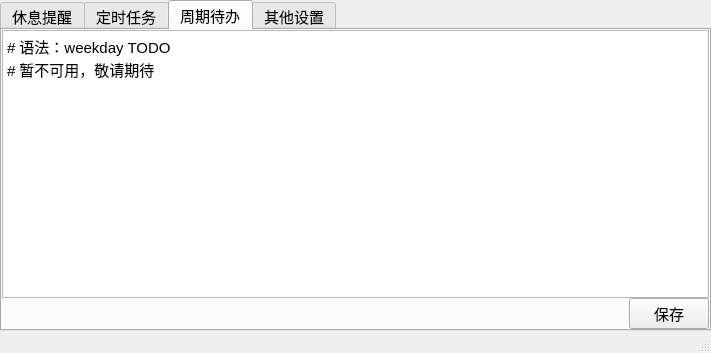
Before: the Qt Designer form main.ui in songquanpeng/personal-assistant, drawn with Qt 5.
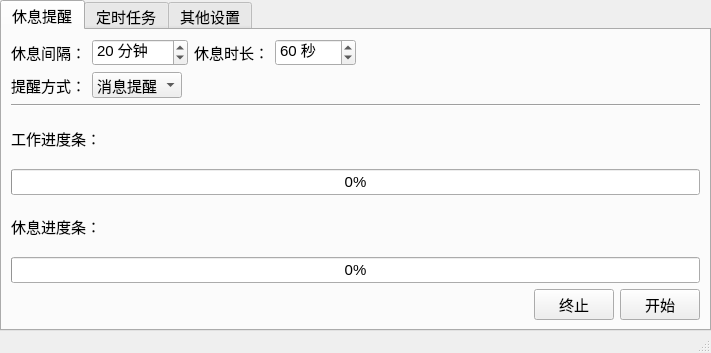
After: the same form once the commit is applied. The open tabs and pages were chosen to show the change.

Commit message: Drop todo support

```diff
--- a/main.ui
+++ b/main.ui
@@ -313,68 +313,6 @@
         </item>
        </layout>
       </widget>
-      <widget class="QWidget" name="todoTab">
-       <attribute name="title">
-        <string>周期待办</string>
-       </attribute>
-       <layout class="QGridLayout" name="gridLayout_4">
-        <property name="leftMargin">
-         <number>0</number>
-        </property>
-        <property name="topMargin">
-         <number>0</number>
-        </property>
-        <property name="rightMargin">
-         <number>0</number>
-        </property>
-        <property name="bottomMargin">
-         <number>0</number>
-        </property>
-        <property name="spacing">
-         <number>0</number>
-        </property>
-        <item row="0" column="0">
-         <widget class="QPlainTextEdit" name="todoTextEdit">
-          <property name="styleSheet">
-           <string notr="true">font-size: 11pt;
-font-family: &quot;Consolas&quot;, &quot;Microsoft YaHei&quot;;</string>
-          </property>
-          <property name="plainText">
-           <string># 语法：weekday TODO
-# 暂不可用，敬请期待
-</string>
-          </property>
-         </widget>
-        </item>
-        <item row="1" column="0">
-         <layout class="QHBoxLayout" name="horizontalLayout_3">
-          <property name="spacing">
-           <number>0</number>
-          </property>
-          <item>
-           <spacer name="horizontalSpacer_3">
-            <property name="orientation">
-             <enum>Qt::Horizontal</enum>
-            </property>
-            <property name="sizeHint" stdset="0">
-             <size>
-              <width>428</width>
-              <height>20</height>
-             </size>
-            </property>
-           </spacer>
-          </item>
-          <item>
-           <widget class="QPushButton" name="todoSaveBtn">
-            <property name="text">
-             <string>保存</string>
-            </property>
-           </widget>
-          </item>
-         </layout>
-        </item>
-       </layout>
-      </widget>
       <widget class="QWidget" name="otherTab">
        <attribute name="title">
         <string>其他设置</string>
```
The commit also changes 3 other files.
